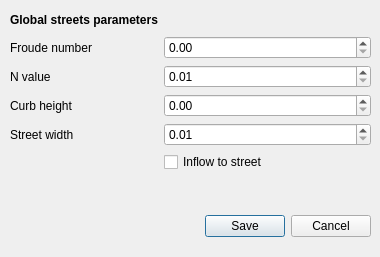
This is flo2d/ui/street_global.ui in FLO-2DSoftware/qgis-flo-2d-plugin as Qt 5 draws it before an edit. The edited form follows.
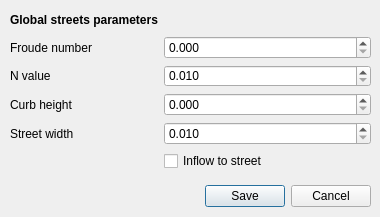
This is the edited form.

```diff
--- a/flo2d/ui/street_global.ui
+++ b/flo2d/ui/street_global.ui
@@ -7,7 +7,7 @@
     <x>0</x>
     <y>0</y>
     <width>380</width>
-    <height>257</height>
+    <height>217</height>
    </rect>
   </property>
   <property name="windowTitle">
@@ -17,7 +17,7 @@
    <property name="geometry">
     <rect>
      <x>200</x>
-     <y>210</y>
+     <y>180</y>
      <width>171</width>
      <height>32</height>
     </rect>
@@ -35,7 +35,7 @@
      <x>10</x>
      <y>10</y>
      <width>361</width>
-     <height>174</height>
+     <height>161</height>
     </rect>
    </property>
    <layout class="QFormLayout" name="formLayout_2">
@@ -70,6 +70,9 @@
     </item>
     <item row="1" column="1">
      <widget class="QDoubleSpinBox" name="global_froude">
+      <property name="decimals">
+       <number>3</number>
+      </property>
       <property name="maximum">
        <double>5.000000000000000</double>
       </property>
@@ -87,6 +90,9 @@
     </item>
     <item row="2" column="1">
      <widget class="QDoubleSpinBox" name="global_n">
+      <property name="decimals">
+       <number>3</number>
+      </property>
       <property name="minimum">
        <double>0.010000000000000</double>
       </property>
@@ -107,6 +113,9 @@
     </item>
     <item row="3" column="1">
      <widget class="QDoubleSpinBox" name="global_curb">
+      <property name="decimals">
+       <number>3</number>
+      </property>
       <property name="minimum">
        <double>0.000000000000000</double>
       </property>
@@ -127,6 +136,9 @@
     </item>
     <item row="4" column="1">
      <widget class="QDoubleSpinBox" name="global_width">
+      <property name="decimals">
+       <number>3</number>
+      </property>
       <property name="minimum">
        <double>0.010000000000000</double>
       </property>
```
